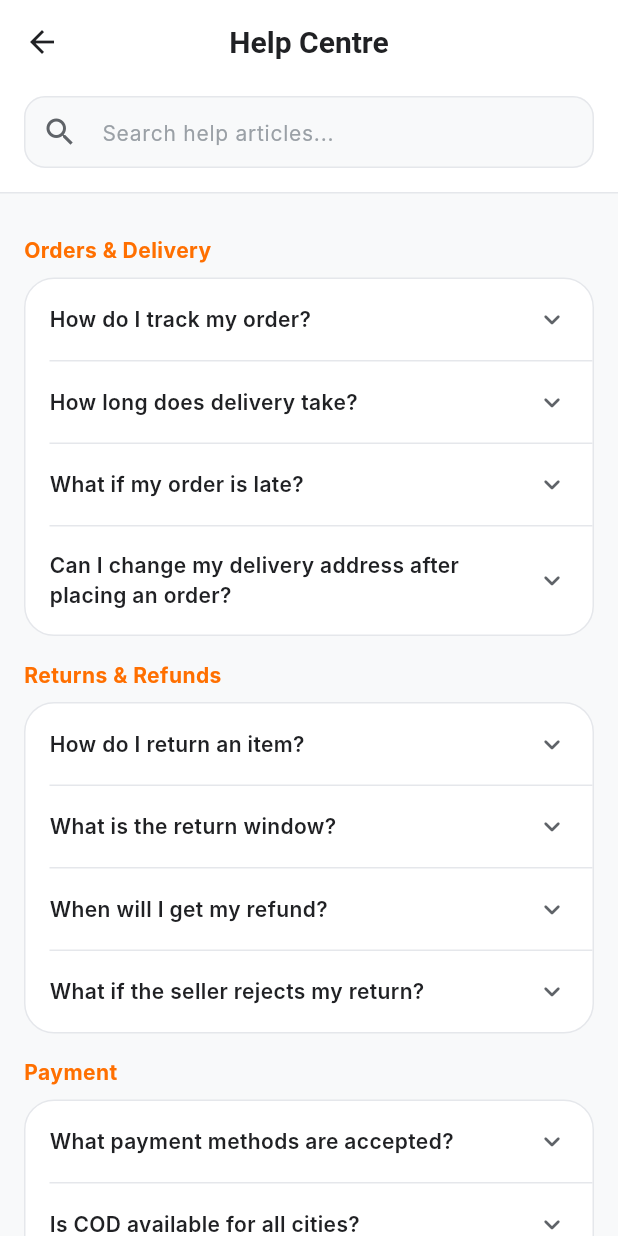
After one commit to nahy1061/softstore_buyer_app, a Flutter app: the FaqScreen screen opened by its route, on a phone screen of 412 x 824 dp. The commit adds this screen. Run offline on Flutter 3.47's test engine with Material 3 defaults, Android fonts, the phone set to English and light mode, and no system bars; our stand-ins replace connectivity_plus, cookie_jar, dio, dio_cookie_manager, equatable, flutter_secure_storage and 2 more; accounts and stored records are empty; Roboto replaces fonts that are missing (Google Sans, Inter).

Commit message:
feat(support): add FAQ screen + fix compile errors and deprecation warnings
- Add FaqScreen with search filter, expandable accordion, 5 categories,
  17 Q&As, empty state, and Still need help CTA
- Add FaqCategory/FaqItem models with hardcoded buyer content
- Wire /support/faq route in router.dart (replaces placeholder)
- Fix AppBar orange scroll tint globally (surfaceTintColor: transparent,
  scrolledUnderElevation: 1 with grey shadow)
- Fix Arwah compile error: Icon(Ic ons.arrow_back) typo in address_form_screen
- Fix withOpacity deprecation warnings across profile screens
- Fix activeColor deprecation in settings_screen

```diff
--- a/lib/app/router.dart
+++ b/lib/app/router.dart
@@ -7,6 +7,7 @@ import '../features/profile/screens/change_password_screen.dart';
 import '../features/profile/screens/settings_screen.dart';
 import '../features/profile/screens/addresses_screen.dart';
 import '../features/profile/screens/address_form_screen.dart';
+import '../features/support/presentation/screens/faq_screen.dart';
 
 // Placeholder screens (will be replaced with actual screens)
 class PlaceholderScreen extends StatelessWidget {
@@ -221,7 +222,7 @@ final GoRouter goRouter = GoRouter(
       routes: [
         GoRoute(
           path: 'faq',
-          builder: (context, state) => const PlaceholderScreen(label: 'FAQ'),
+          builder: (context, state) => const FaqScreen(),
         ),
         GoRoute(
           path: 'contact',
--- a/lib/core/theme/app_theme.dart
+++ b/lib/core/theme/app_theme.dart
@@ -22,7 +22,10 @@ abstract final class AppTheme {
       scaffoldBackgroundColor: AppColors.background,
       appBarTheme: AppBarTheme(
         backgroundColor: AppColors.surface,
-        elevation: AppDimensions.elevationCard,
+        surfaceTintColor: Colors.transparent,
+        shadowColor: AppColors.divider,
+        elevation: 0,
+        scrolledUnderElevation: 1,
         centerTitle: true,
         iconTheme: const IconThemeData(color: AppColors.textPrimary),
         titleTextStyle: AppTypography.screenTitle.copyWith(
--- a/lib/features/profile/screens/address_form_screen.dart
+++ b/lib/features/profile/screens/address_form_screen.dart
@@ -79,7 +79,7 @@ class _AddressFormScreenState extends State<AddressFormScreen> {
         backgroundColor: AppColors.surface,
         elevation: 0,
         leading: IconButton(
-          icon: const Icon(Ic ons.arrow_back),
+          icon: const Icon(Icons.arrow_back),
           onPressed: () => context.pop(),
         ),
       ),
--- a/lib/features/profile/screens/addresses_screen.dart
+++ b/lib/features/profile/screens/addresses_screen.dart
@@ -84,7 +84,7 @@ class _AddressesScreenState extends State<AddressesScreen> {
           : ListView.separated(
               padding: AppSpacing.paddingLg,
               itemCount: _addresses.length,
-              separatorBuilder: (_, __) =>
+              separatorBuilder: (context, index) =>
                   const SizedBox(height: AppSpacing.md),
               itemBuilder: (context, index) {
                 final address = _addresses[index];
@@ -145,7 +145,7 @@ class _AddressCard extends StatelessWidget {
                 padding: const EdgeInsets.symmetric(
                     horizontal: AppSpacing.sm, vertical: 3),
                 decoration: BoxDecoration(
-                  color: AppColors.primary.withOpacity(0.1),
+                  color: AppColors.primary.withValues(alpha:0.1),
                   borderRadius: AppDimensions.radiusSm,
                 ),
                 child: Text(
@@ -160,7 +160,7 @@ class _AddressCard extends StatelessWidget {
                   padding: const EdgeInsets.symmetric(
                       horizontal: AppSpacing.sm, vertical: 3),
                   decoration: BoxDecoration(
-                    color: AppColors.success.withOpacity(0.1),
+                    color: AppColors.success.withValues(alpha:0.1),
                     borderRadius: AppDimensions.radiusSm,
                   ),
                   child: Text(
--- a/lib/features/profile/screens/edit_profile_screen.dart
+++ b/lib/features/profile/screens/edit_profile_screen.dart
@@ -63,7 +63,7 @@ class _EditProfileScreenState extends State<EditProfileScreen> {
                   children: [
                     CircleAvatar(
                       radius: 48,
-                      backgroundColor: AppColors.primary.withOpacity(0.1),
+                      backgroundColor: AppColors.primary.withValues(alpha:0.1),
                       child: const Icon(Icons.person, size: 48, color: AppColors.primary),
                     ),
                     Positioned(
--- a/lib/features/profile/screens/profile_hub_screen.dart
+++ b/lib/features/profile/screens/profile_hub_screen.dart
@@ -116,7 +116,7 @@ class _ProfileHeader extends StatelessWidget {
         children: [
           CircleAvatar(
             radius: 40,
-            backgroundColor: AppColors.primary.withOpacity(0.1),
+            backgroundColor: AppColors.primary.withValues(alpha:0.1),
             child: const Icon(Icons.person, size: 40, color: AppColors.primary),
           ),
           const SizedBox(height: AppSpacing.md),
@@ -211,7 +211,7 @@ class _MenuItem extends StatelessWidget {
               width: 40,
               height: 40,
               decoration: BoxDecoration(
-                color: AppColors.primary.withOpacity(0.08),
+                color: AppColors.primary.withValues(alpha:0.08),
                 borderRadius: AppDimensions.radiusSm,
               ),
               child: Icon(icon, color: AppColors.primary, size: 20),
--- a/lib/features/profile/screens/settings_screen.dart
+++ b/lib/features/profile/screens/settings_screen.dart
@@ -146,7 +146,7 @@ class _ToggleTile extends StatelessWidget {
             width: 40,
             height: 40,
             decoration: BoxDecoration(
-              color: AppColors.primary.withOpacity(0.08),
+              color: AppColors.primary.withValues(alpha:0.08),
               borderRadius: AppDimensions.radiusSm,
             ),
             child: Icon(icon, color: AppColors.primary, size: 20),
@@ -168,7 +168,7 @@ class _ToggleTile extends StatelessWidget {
           Switch(
             value: value,
             onChanged: onChanged,
-            activeColor: AppColors.primary,
+            activeThumbColor: AppColors.primary,
           ),
         ],
       ),
@@ -195,7 +195,7 @@ class _InfoTile extends StatelessWidget {
             width: 40,
             height: 40,
             decoration: BoxDecoration(
-              color: AppColors.primary.withOpacity(0.08),
+              color: AppColors.primary.withValues(alpha:0.08),
               borderRadius: AppDimensions.radiusSm,
             ),
             child: Icon(icon, color: AppColors.primary, size: 20),
@@ -235,7 +235,7 @@ class _ActionTile extends StatelessWidget {
               width: 40,
               height: 40,
               decoration: BoxDecoration(
-                color: AppColors.primary.withOpacity(0.08),
+                color: AppColors.primary.withValues(alpha:0.08),
                 borderRadius: AppDimensions.radiusSm,
               ),
               child: Icon(icon, color: AppColors.primary, size: 20),
--- /dev/null
+++ b/lib/features/support/models/faq_model.dart
@@ -0,0 +1,132 @@
+class FaqCategory {
+  final String title;
+  final List<FaqItem> items;
+
+  const FaqCategory({required this.title, required this.items});
+}
+
+class FaqItem {
+  final String question;
+  final String answer;
+
+  const FaqItem({required this.question, required this.answer});
+}
+
+// All FAQ content lives here — no API needed, hardcoded for MVP
+const List<FaqCategory> kFaqData = [
+  FaqCategory(
+    title: 'Orders & Delivery',
+    items: [
+      FaqItem(
+        question: 'How do I track my order?',
+        answer:
+            'Go to My Orders and tap on any order to see its live status. You can also track without an account using your invoice number and phone number on the Track Order page.',
+      ),
+      FaqItem(
+        question: 'How long does delivery take?',
+        answer:
+            'Delivery times depend on the seller\'s location and your city. Most orders are delivered within 3–7 business days. The seller manages their own fulfillment.',
+      ),
+      FaqItem(
+        question: 'What if my order is late?',
+        answer:
+            'If your order hasn\'t arrived by the estimated date, please contact the seller first via the Order Detail screen. If the issue isn\'t resolved, open a support ticket and we\'ll step in.',
+      ),
+      FaqItem(
+        question: 'Can I change my delivery address after placing an order?',
+        answer:
+            'You can request an address change if the order hasn\'t been packed yet. Go to Order Detail and tap "Contact Seller" to request the change immediately.',
+      ),
+    ],
+  ),
+  FaqCategory(
+    title: 'Returns & Refunds',
+    items: [
+      FaqItem(
+        question: 'How do I return an item?',
+        answer:
+            'Go to My Orders → Order Detail → tap "Return Item". Fill in the reason, describe the issue, and optionally upload photos. The seller reviews your request within 2 business days.',
+      ),
+      FaqItem(
+        question: 'What is the return window?',
+        answer:
+            'Most items can be returned within 7 days of delivery. Some categories (e.g. perishables, digital items) may not be eligible. Check the product listing for seller-specific return policies.',
+      ),
+      FaqItem(
+        question: 'When will I get my refund?',
+        answer:
+            'Since all orders are Cash on Delivery, refunds are issued as store credit or bank transfer within 3–5 business days after the seller confirms the return.',
+      ),
+      FaqItem(
+        question: 'What if the seller rejects my return?',
+        answer:
+            'If you believe the rejection is unfair, open a support ticket referencing your order number. Our team will review the case and mediate within 48 hours.',
+      ),
+    ],
+  ),
+  FaqCategory(
+    title: 'Payment',
+    items: [
+      FaqItem(
+        question: 'What payment methods are accepted?',
+        answer:
+            'Currently only Cash on Delivery (COD) is supported. You pay the rider when your order arrives. No cards or online payment required.',
+      ),
+      FaqItem(
+        question: 'Is COD available for all cities?',
+        answer:
+            'COD availability depends on the seller\'s delivery zones. If COD isn\'t available for your area, you\'ll see a message at checkout before placing the order.',
+      ),
+      FaqItem(
+        question: 'What if I overpay or underpay at delivery?',
+        answer:
+            'Always pay the exact amount shown in your order summary. If there\'s a discrepancy, don\'t pay — contact us immediately by opening a support ticket.',
+      ),
+    ],
+  ),
+  FaqCategory(
+    title: 'Account & Security',
+    items: [
+      FaqItem(
+        question: 'How do I change my password?',
+        answer:
+            'Go to Profile → Settings → Change Password. Enter your current password, then your new password twice. If you\'ve forgotten your password, use the "Forgot password?" link on the login screen.',
+      ),
+      FaqItem(
+        question: 'How do I update my phone number or email?',
+        answer:
+            'Go to Profile → Edit Profile. Note that changing your email requires OTP verification on the new address.',
+      ),
+      FaqItem(
+        question: 'Is my personal data safe?',
+        answer:
+            'Yes. All data is encrypted in transit (TLS). Your password is hashed and never stored in plain text. We do not share your personal information with third parties.',
+      ),
+      FaqItem(
+        question: 'How do I delete my account?',
+        answer:
+            'Go to Profile → Settings → Delete Account. Note this is permanent — all your order history and saved addresses will be removed. Open a support ticket if you need help.',
+      ),
+    ],
+  ),
+  FaqCategory(
+    title: 'Shopping',
+    items: [
+      FaqItem(
+        question: 'How do I use a coupon code?',
+        answer:
+            'On the checkout screen, you\'ll see a "Coupon code" field. Enter your code there and tap Apply. The discount will be applied to your order total if the code is valid.',
+      ),
+      FaqItem(
+        question: 'How do I save items for later?',
+        answer:
+            'Tap the heart icon on any product card or product detail page to add it to your Wishlist. Access your wishlist from the bottom navigation bar.',
+      ),
+      FaqItem(
+        question: 'How do I contact a seller?',
+        answer:
+            'On any product detail page, tap the seller name to visit their store page. From there you can view their products and contact them directly.',
+      ),
+    ],
+  ),
+];
--- /dev/null
+++ b/lib/features/support/presentation/screens/faq_screen.dart
@@ -0,0 +1,331 @@
+import 'package:flutter/material.dart';
+import '../../../../core/theme/app_colors.dart';
+import '../../../../core/theme/app_spacing.dart';
+import '../../../../core/theme/app_typography.dart';
+import '../../../../core/theme/app_dimensions.dart';
+import '../../models/faq_model.dart';
+
+class FaqScreen extends StatefulWidget {
+  const FaqScreen({super.key});
+
+  @override
+  State<FaqScreen> createState() => _FaqScreenState();
+}
+
+class _FaqScreenState extends State<FaqScreen> {
+  final TextEditingController _searchController = TextEditingController();
+  String _query = '';
+
+  @override
+  void dispose() {
+    _searchController.dispose();
+    super.dispose();
+  }
+
+  // Filter categories and items by search query
+  List<FaqCategory> get _filtered {
+    if (_query.trim().isEmpty) return kFaqData;
+    final q = _query.toLowerCase();
+    final results = <FaqCategory>[];
+    for (final category in kFaqData) {
+      final matchingItems = category.items
+          .where((item) =>
+              item.question.toLowerCase().contains(q) ||
+              item.answer.toLowerCase().contains(q))
+          .toList();
+      if (matchingItems.isNotEmpty) {
+        results.add(FaqCategory(title: category.title, items: matchingItems));
+      }
+    }
+    return results;
+  }
+
+  @override
+  Widget build(BuildContext context) {
+    final filtered = _filtered;
+
+    return Scaffold(
+      backgroundColor: AppColors.background,
+      appBar: AppBar(
+        backgroundColor: Colors.white,
+        elevation: 0,
+        leading: BackButton(color: AppColors.textPrimary),
+        title: Text(
+          'Help Centre',
+          style: AppTypography.screenTitle.copyWith(color: AppColors.textPrimary),
+        ),
+      ),
+      body: Column(
+        children: [
+          // Search bar
+          Container(
+            color: Colors.white,
+            padding: const EdgeInsets.fromLTRB(
+              AppSpacing.lg,
+              AppSpacing.sm,
+              AppSpacing.lg,
+              AppSpacing.lg,
+            ),
+            child: TextField(
+              controller: _searchController,
+              onChanged: (value) => setState(() => _query = value),
+              decoration: InputDecoration(
+                hintText: 'Search help articles...',
+                hintStyle: AppTypography.bodyMedium
+                    .copyWith(color: AppColors.textDisabled),
+                prefixIcon:
+                    const Icon(Icons.search, color: AppColors.textSecondary),
+                suffixIcon: _query.isNotEmpty
+                    ? IconButton(
+                        icon: const Icon(Icons.clear,
+                            color: AppColors.textSecondary),
+                        onPressed: () {
+                          _searchController.clear();
+                          setState(() => _query = '');
+                        },
+                      )
+                    : null,
+                filled: true,
+                fillColor: AppColors.background,
+                border: OutlineInputBorder(
+                  borderRadius: AppDimensions.radiusMd,
+                  borderSide: const BorderSide(color: AppColors.divider),
+                ),
+                enabledBorder: OutlineInputBorder(
+                  borderRadius: AppDimensions.radiusMd,
+                  borderSide: const BorderSide(color: AppColors.divider),
+                ),
+                focusedBorder: OutlineInputBorder(
+                  borderRadius: AppDimensions.radiusMd,
+                  borderSide:
+                      const BorderSide(color: AppColors.primary, width: 1.5),
+                ),
+                contentPadding: const EdgeInsets.symmetric(
+                    horizontal: AppSpacing.lg, vertical: AppSpacing.md),
+              ),
+            ),
+          ),
+
+          const Divider(height: 1, color: AppColors.divider),
+
+          // FAQ list or empty state
+          Expanded(
+            child: filtered.isEmpty
+                ? _buildEmptyState()
+                : ListView.builder(
+                    padding: const EdgeInsets.symmetric(
+                        vertical: AppSpacing.md),
+                    itemCount: filtered.length + 1, // +1 for bottom CTA
+                    itemBuilder: (context, index) {
+                      if (index == filtered.length) return _buildBottomCta(context);
+                      return _FaqCategorySection(category: filtered[index]);
+                    },
+                  ),
+          ),
+        ],
+      ),
+    );
+  }
+
+  Widget _buildEmptyState() {
+    return Center(
+      child: Padding(
+        padding: const EdgeInsets.all(AppSpacing.xl),
+        child: Column(
+          mainAxisSize: MainAxisSize.min,
+          children: [
+            Icon(Icons.search_off_rounded,
+                size: 64, color: AppColors.textDisabled),
+            const SizedBox(height: AppSpacing.lg),
+            Text(
+              'No results for "$_query"',
+              style: AppTypography.sectionHeading
+                  .copyWith(color: AppColors.textPrimary),
+              textAlign: TextAlign.center,
+            ),
+            const SizedBox(height: AppSpacing.sm),
+            Text(
+              'Try a different keyword, or contact us directly.',
+              style: AppTypography.bodyMedium
+                  .copyWith(color: AppColors.textSecondary),
+              textAlign: TextAlign.center,
+            ),
+          ],
+        ),
+      ),
+    );
+  }
+
+  Widget _buildBottomCta(BuildContext context) {
+    return Container(
+      margin: const EdgeInsets.all(AppSpacing.lg),
+      padding: const EdgeInsets.all(AppSpacing.lg),
+      decoration: BoxDecoration(
+        color: AppColors.primary.withValues(alpha:0.06),
+        borderRadius: AppDimensions.radiusLg,
+        border: Border.all(color: AppColors.primary.withValues(alpha:0.2)),
+      ),
+      child: Column(
+        crossAxisAlignment: CrossAxisAlignment.start,
+        children: [
+          Text(
+            'Still need help?',
+            style: AppTypography.sectionHeading
+                .copyWith(color: AppColors.textPrimary),
+          ),
+          const SizedBox(height: AppSpacing.xs),
+          Text(
+            'Our support team replies to every ticket — usually within a few hours.',
+            style: AppTypography.bodyMedium
+                .copyWith(color: AppColors.textSecondary),
+          ),
+          const SizedBox(height: AppSpacing.md),
+          SizedBox(
+            width: double.infinity,
+            child: FilledButton(
+              onPressed: () => Navigator.of(context).pop(),
+              style: FilledButton.styleFrom(
+                backgroundColor: AppColors.primary,
+                shape: RoundedRectangleBorder(
+                    borderRadius: AppDimensions.radiusMd),
+              ),
+              child: const Text('Contact Support'),
+            ),
+          ),
+        ],
+      ),
+    );
+  }
+}
+
+class _FaqCategorySection extends StatelessWidget {
+  final FaqCategory category;
+
+  const _FaqCategorySection({required this.category});
+
+  @override
+  Widget build(BuildContext context) {
+    return Column(
+      crossAxisAlignment: CrossAxisAlignment.start,
+      children: [
+        Padding(
+          padding: const EdgeInsets.fromLTRB(
+              AppSpacing.lg, AppSpacing.lg, AppSpacing.lg, AppSpacing.sm),
+          child: Text(
+            category.title,
+            style: AppTypography.labelLarge.copyWith(
+              color: AppColors.primary,
+              fontWeight: FontWeight.w700,
+              letterSpacing: 0.3,
+            ),
+          ),
+        ),
+        Container(
+          margin: const EdgeInsets.symmetric(horizontal: AppSpacing.lg),
+          decoration: BoxDecoration(
+            color: Colors.white,
+            borderRadius: AppDimensions.radiusLg,
+            border: Border.all(color: AppColors.divider),
+          ),
+          child: Column(
+            children: [
+              for (int i = 0; i < category.items.length; i++) ...[
+                if (i > 0)
+                  const Divider(
+                      height: 1, indent: AppSpacing.lg, color: AppColors.divider),
+                _FaqItemTile(item: category.items[i]),
+              ],
+            ],
+          ),
+        ),
+      ],
+    );
+  }
+}
+
+class _FaqItemTile extends StatefulWidget {
+  final FaqItem item;
+
+  const _FaqItemTile({required this.item});
+
+  @override
+  State<_FaqItemTile> createState() => _FaqItemTileState();
+}
+
+class _FaqItemTileState extends State<_FaqItemTile>
+    with SingleTickerProviderStateMixin {
+  bool _expanded = false;
+  late final AnimationController _controller;
+  late final Animation<double> _iconTurn;
+
+  @override
+  void initState() {
+    super.initState();
+    _controller = AnimationController(
+      duration: const Duration(milliseconds: 200),
+      vsync: this,
+    );
+    _iconTurn = Tween<double>(begin: 0, end: 0.5).animate(
+      CurvedAnimation(parent: _controller, curve: Curves.easeInOut),
+    );
+  }
+
+  @override
+  void dispose() {
+    _controller.dispose();
+    super.dispose();
+  }
+
+  void _toggle() {
+    setState(() => _expanded = !_expanded);
+    _expanded ? _controller.forward() : _controller.reverse();
+  }
+
+  @override
+  Widget build(BuildContext context) {
+    return InkWell(
+      onTap: _toggle,
+      borderRadius: AppDimensions.radiusLg,
+      child: Padding(
+        padding: const EdgeInsets.all(AppSpacing.lg),
+        child: Column(
+          crossAxisAlignment: CrossAxisAlignment.start,
+          children: [
+            Row(
+              children: [
+                Expanded(
+                  child: Text(
+                    widget.item.question,
+                    style: AppTypography.bodyMedium.copyWith(
+                      color: AppColors.textPrimary,
+                      fontWeight: FontWeight.w600,
+                    ),
+                  ),
+                ),
+                const SizedBox(width: AppSpacing.sm),
+                RotationTransition(
+                  turns: _iconTurn,
+                  child: const Icon(
+                    Icons.keyboard_arrow_down_rounded,
+                    color: AppColors.textSecondary,
+                    size: 22,
+                  ),
+                ),
+              ],
+            ),
+            if (_expanded) ...[
+              const SizedBox(height: AppSpacing.sm),
+              Text(
+                widget.item.answer,
+                style: AppTypography.bodyMedium.copyWith(
+                  color: AppColors.textSecondary,
+                  height: 1.5,
+                ),
+              ),
+            ],
+          ],
+        ),
+      ),
+    );
+  }
+}
```
Also changed, not shown: 3 other files.
